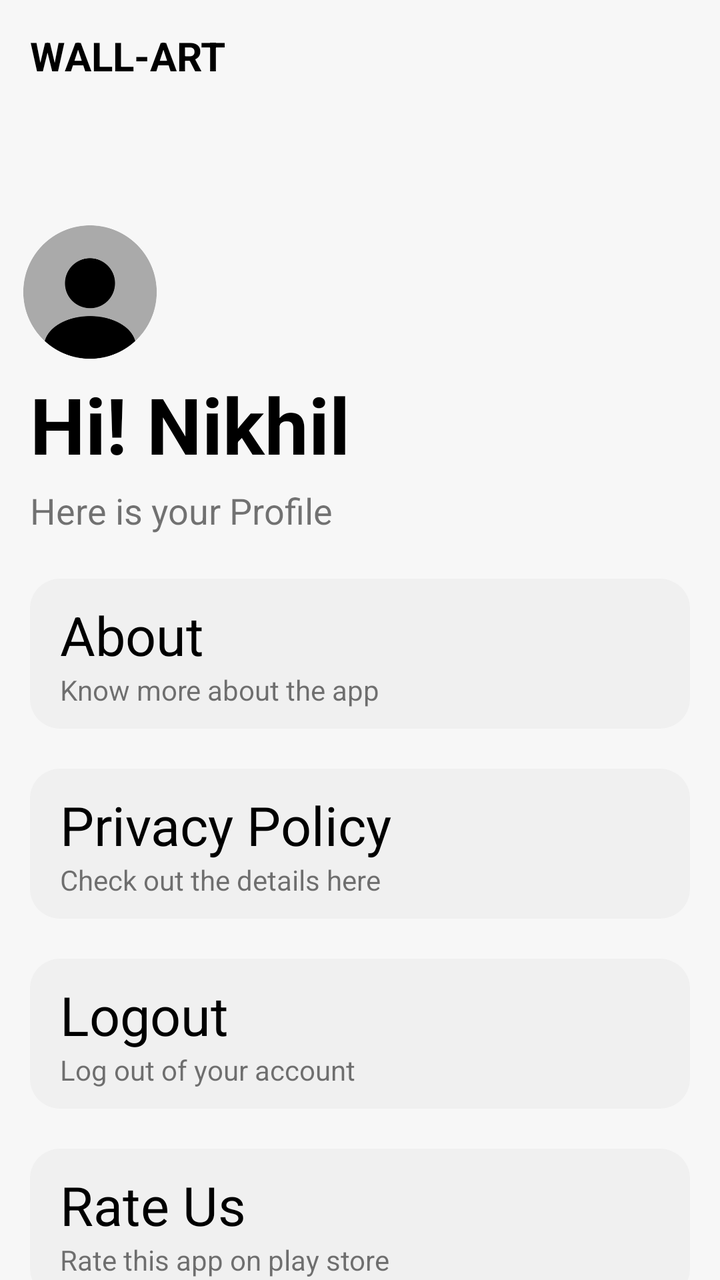
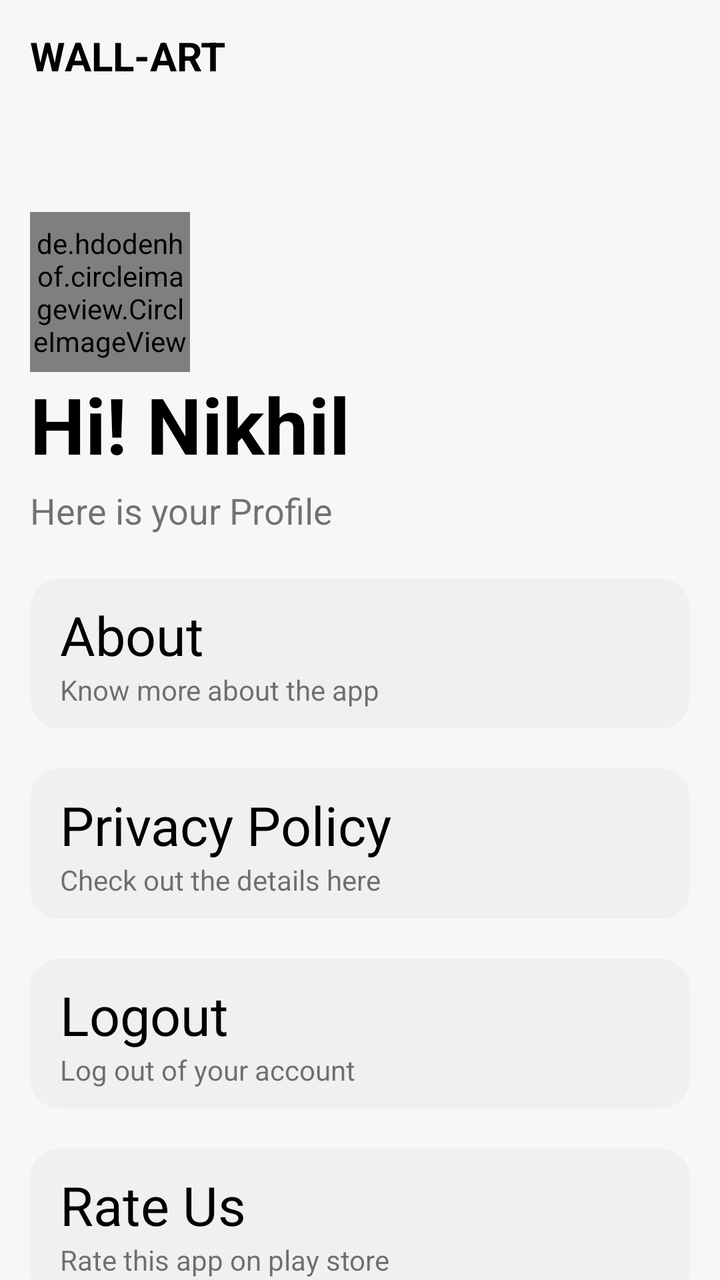

The first picture is an Android layout as it rendered before a commit; the second is the same layout after the commit. The layout source and the unified diff follow.
<!-- AndroidManifest.xml: application theme Theme.PixelPerfect -->
<!-- res/layout/fragment_profile_.xml -->
<?xml version="1.0" encoding="utf-8"?>
<LinearLayout xmlns:android="http://schemas.android.com/apk/res/android"
    xmlns:tools="http://schemas.android.com/tools"
    android:layout_width="match_parent"
    android:layout_height="match_parent"
    xmlns:app="http://schemas.android.com/apk/res-auto"
    android:orientation="vertical"
    android:background="#F7F7F7"
    tools:context=".profile_Fragment">

    <LinearLayout
        android:layout_width="match_parent"
        android:layout_height="56dp"
        android:gravity="center_vertical"
        android:orientation="vertical">

        <TextView
            android:layout_width="wrap_content"
            android:layout_height="wrap_content"
            android:text="WALL-ART"
            android:layout_marginHorizontal="15dp"
            android:textSize="20dp"
            android:textColor="@color/black"
            android:textStyle="bold"/>

    </LinearLayout>

    <androidx.core.widget.NestedScrollView
            android:layout_width="match_parent"
            android:layout_height="match_parent"
            android:isScrollContainer="true">

        <LinearLayout
                android:layout_width="match_parent"
                android:layout_height="match_parent"
                android:orientation="vertical">

                <ImageView
                    android:layout_width="80dp"
                    android:layout_height="80dp"
                    android:layout_marginLeft="5dp"
                    android:layout_marginTop="50dp"
                    android:src="@drawable/user"/>

            <TextView
                android:layout_width="wrap_content"
                android:layout_height="wrap_content"
                android:layout_marginLeft="15dp"
                android:text="Hi! Nikhil"
                android:textStyle="bold"
                android:textColor="@color/black"
                android:textSize="39dp"/>
            <TextView
                android:layout_width="wrap_content"
                android:layout_height="wrap_content"
                android:layout_marginTop="5dp"
                android:layout_marginBottom="22dp"
                android:layout_marginLeft="15dp"
                android:text="Here is your Profile"
                android:textSize="18dp"/>

                <LinearLayout
                    android:layout_width="match_parent"
                    android:layout_height="match_parent"
                    android:paddingVertical="10dp"
                    android:layout_marginHorizontal="15dp"
                    android:id="@+id/card_about"
                    android:layout_marginBottom="20dp"
                    android:background="@drawable/profilebg"
                   android:orientation="vertical">


                <TextView
                    android:layout_width="match_parent"
                    android:layout_height="match_parent"
                    android:text="About"
                    android:gravity="center_vertical"
                    android:layout_marginLeft="15dp"
                    android:textColor="@color/black"
                    android:textSize="27dp"/>
                    <TextView
                    android:layout_width="match_parent"
                    android:layout_height="match_parent"
                    android:text="Know more about the app"
                    android:gravity="center_vertical"
                    android:layout_marginLeft="15dp"
                    android:textSize="14dp"/>

                </LinearLayout>




                <LinearLayout
                    android:layout_width="match_parent"
                    android:layout_height="match_parent"
                    android:paddingVertical="10dp"
                    android:layout_marginBottom="20dp"
                    android:background="@drawable/profilebg"
                    android:id="@+id/card_policy"
                    android:layout_marginHorizontal="15dp"
                    android:orientation="vertical">


                    <TextView
                        android:layout_width="match_parent"
                        android:layout_height="match_parent"
                        android:text="Privacy Policy"
                        android:gravity="center_vertical"
                        android:layout_marginLeft="15dp"
                        android:textColor="@color/black"
                        android:textSize="27dp"/>
                    <TextView
                        android:layout_width="match_parent"
                        android:layout_height="match_parent"
                        android:text="Check out the details here"
                        android:gravity="center_vertical"
                        android:layout_marginLeft="15dp"
                        android:textSize="14dp"/>

                </LinearLayout>



                <LinearLayout
                    android:layout_width="match_parent"
                    android:layout_height="match_parent"
                    android:paddingVertical="10dp"
                    android:id="@+id/card_logout"
                    android:layout_marginBottom="20dp"
                    android:layout_marginHorizontal="15dp"
                    android:background="@drawable/profilebg"
                    android:orientation="vertical">


                    <TextView
                        android:layout_width="match_parent"
                        android:layout_height="match_parent"
                        android:text="Logout"
                        android:gravity="center_vertical"
                        android:layout_marginLeft="15dp"
                        android:textColor="@color/black"
                        android:textSize="27dp"/>
                    <TextView
                        android:layout_width="match_parent"
                        android:layout_height="match_parent"
                        android:text="Log out of your account"
                        android:gravity="center_vertical"
                        android:layout_marginLeft="15dp"
                        android:textSize="14dp"/>

                </LinearLayout>



                <LinearLayout
                    android:layout_width="match_parent"
                    android:layout_height="match_parent"
                    android:paddingVertical="10dp"
                    android:id="@+id/card_rate"
                    android:layout_marginBottom="20dp"
                    android:layout_marginHorizontal="15dp"
                    android:background="@drawable/profilebg"
                    android:orientation="vertical">


                    <TextView
                        android:layout_width="match_parent"
                        android:layout_height="match_parent"
                        android:text="Rate Us"
                        android:gravity="center_vertical"
                        android:layout_marginLeft="15dp"
                        android:textColor="@color/black"
                        android:textSize="27dp"/>
                    <TextView
                        android:layout_width="match_parent"
                        android:layout_height="match_parent"
                        android:text="Rate this app on play store"
                        android:gravity="center_vertical"
                        android:layout_marginLeft="15dp"
                        android:textSize="14dp"/>

                </LinearLayout>



        </LinearLayout>


        </androidx.core.widget.NestedScrollView>
</LinearLayout>
<!-- resources referenced by this layout -->
<resources>
  <color name="black">#FF000000</color>
  <!-- drawable profilebg (drawable) -->
  <?xml version="1.0" encoding="utf-8"?>
  <shape xmlns:android="http://schemas.android.com/apk/res/android">
  <solid android:color="#FFF0F0F0"/>
      <stroke android:color="@color/black"
          android:width="0dp"/>
      <corners android:radius="15dp"/>
  
  </shape>
  <!-- drawable user: png bitmap (drawable, 17878 bytes) -->
  <style name="Theme.PixelPerfect" parent="Theme.MaterialComponents.Light.NoActionBar">
          
          <item name="colorPrimary">#000000</item>
          <item name="colorPrimaryVariant">#8F8F8F</item>
          <item name="colorOnPrimary">@color/white</item>
          
          <item name="colorSecondary">#D65858</item>
          <item name="colorSecondaryVariant">#fff</item>
          <item name="colorOnSecondary">@color/black</item>
          
          <item name="android:statusBarColor">?attr/colorPrimaryVariant</item>
          
      </style>
  <color name="white">#FFFFFFFF</color>
</resources>

<!-- the commit's change to res/layout/fragment_profile_.xml (unified diff, before → after) -->
@@ -35,10 +35,11 @@
                 android:layout_height="match_parent"
                 android:orientation="vertical">
 
-                <ImageView
+                <de.hdodenhof.circleimageview.CircleImageView
                     android:layout_width="80dp"
                     android:layout_height="80dp"
-                    android:layout_marginLeft="5dp"
+                    android:layout_marginLeft="15dp"
+                    android:id="@+id/user_img"
                     android:layout_marginTop="50dp"
                     android:src="@drawable/user"/>
 
@@ -47,6 +48,7 @@
                 android:layout_height="wrap_content"
                 android:layout_marginLeft="15dp"
                 android:text="Hi! Nikhil"
+                android:id="@+id/user_name"
                 android:textStyle="bold"
                 android:textColor="@color/black"
                 android:textSize="39dp"/>
